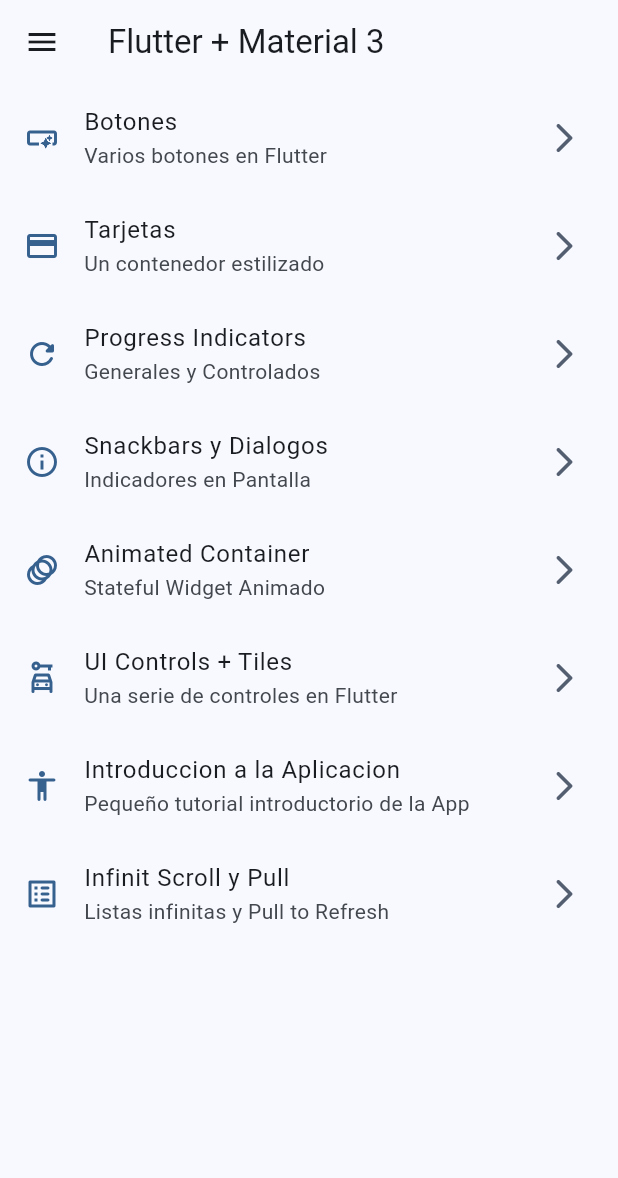
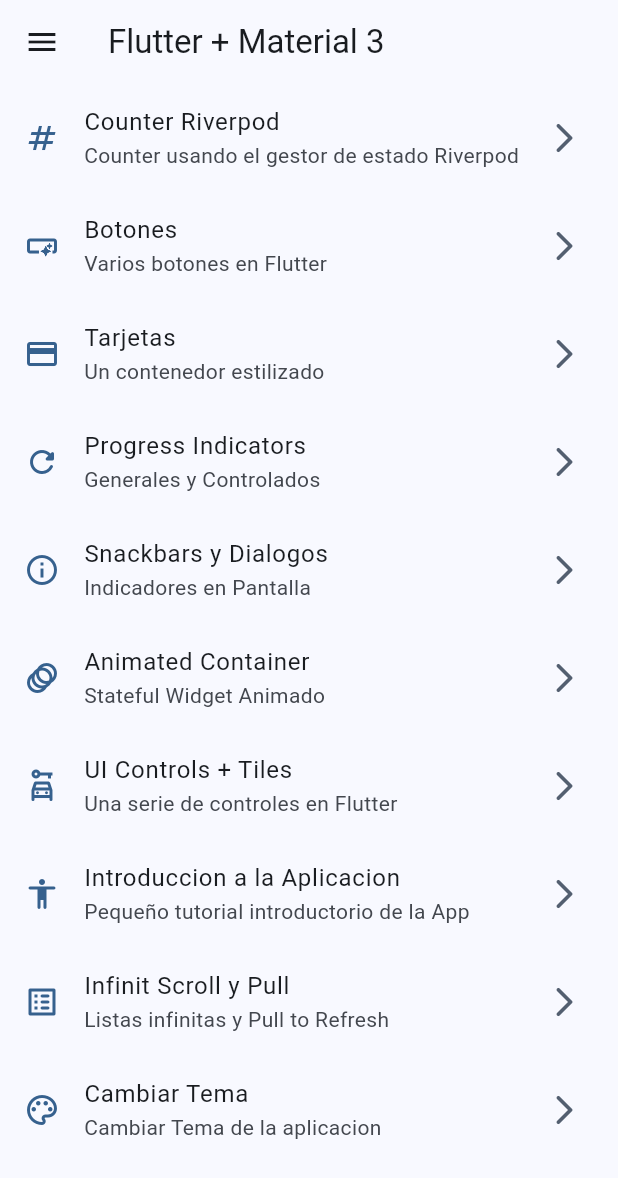
Before and after one commit to rodillo23/Widgets, a Flutter app: the screen it shows after launch, on a phone screen of 412 x 824 dp. Shown: the top 1178 px of the screen. Run offline on Flutter 3.47's test engine with Material 2 defaults, Android fonts, the phone set to English and light mode, and no system bars; our stand-ins replace animate_do, flutter_riverpod, go_router.

Commit message:
App terminada, se agrego la pantalla ThemeChanger

```diff
--- a/lib/config/menu/menu_item.dart
+++ b/lib/config/menu/menu_item.dart
@@ -17,6 +17,13 @@ class MenuItem {
 }
 
 const appMenuItems = <MenuItem>[
+  MenuItem(
+    title: 'Counter Riverpod',
+    subTitle: 'Counter usando el gestor de estado Riverpod',
+    link: '/counter',
+    icon: Icons.numbers_outlined
+  ),
+
   MenuItem(
     title: 'Botones',
     subTitle: 'Varios botones en Flutter',
@@ -70,5 +77,13 @@ const appMenuItems = <MenuItem>[
     title: 'Infinit Scroll y Pull',
     subTitle: 'Listas infinitas y Pull to Refresh',
     link: '/infinite',
-    icon: Icons.list_alt_rounded)
+    icon: Icons.list_alt_rounded
+  ),
+
+  MenuItem(
+    title: 'Cambiar Tema',
+    subTitle: 'Cambiar Tema de la aplicacion',
+    link: '/theme-changer',
+    icon: Icons.color_lens_outlined
+  )
 ];
--- a/lib/config/router/app_router.dart
+++ b/lib/config/router/app_router.dart
@@ -1,4 +1,5 @@
 import 'package:go_router/go_router.dart';
+import 'package:widgets_app/presentation/screens/counter/counter_screen.dart';
 import 'package:widgets_app/presentation/screens/screens.dart';
 
 final appRouter = GoRouter(
@@ -56,6 +57,18 @@ final appRouter = GoRouter(
       name: InfiniteScrollScreen.name,
       path: '/infinite',
       builder: (context, state) => const InfiniteScrollScreen(),
-    )
+    ),
+
+    GoRoute(
+      name: CounterScreen.name,
+      path: '/counter',
+      builder: (context, state) => const CounterScreen(),
+    ),
+
+    GoRoute(
+      name: ThemeChangerScreen.name,
+      path: '/theme-changer',
+      builder: (context, state) => const ThemeChangerScreen(),
+    ),
   ]
 );
--- a/lib/config/theme/app_theme.dart
+++ b/lib/config/theme/app_theme.dart
@@ -15,13 +15,15 @@ final colorList = <Color>[
 class AppTheme {
 
   final int selectedColor;
+  final bool isDarkMode;
 
-  AppTheme({this.selectedColor = 0})
+  AppTheme({this.selectedColor = 0, required this.isDarkMode})
     : assert(selectedColor >= 0, 'Selected color must be greater than 0'),
       assert(selectedColor < colorList.length, 'Selected color must be between 0 to ${colorList.length - 1}');
 
   ThemeData getTheme() => ThemeData(
     useMaterial3: true,
+    brightness: isDarkMode ? Brightness.dark : Brightness.light,
     colorSchemeSeed: colorList[selectedColor],
     appBarTheme: const AppBarTheme(
       centerTitle: false
--- a/lib/main.dart
+++ b/lib/main.dart
@@ -1,22 +1,32 @@
 import 'package:flutter/material.dart';
+import 'package:flutter_riverpod/flutter_riverpod.dart';
 import 'package:widgets_app/config/router/app_router.dart';
 import 'package:widgets_app/config/theme/app_theme.dart';
+import 'package:widgets_app/presentation/providers/theme_provider.dart';
 
 
 void main() {
-  runApp(const MainApp());
+  runApp(
+    const ProviderScope(
+      child: MainApp(),
+    ),
+  );
 }
 
-class MainApp extends StatelessWidget {
+class MainApp extends ConsumerWidget {
   const MainApp({super.key});
 
   @override
-  Widget build(BuildContext context) {
+  Widget build(BuildContext context, ref) {
+
+    final int selectedColor = ref.watch(selectedColorProvider);
+    final bool isDarkMode = ref.watch(isDarkModeProvider);
+
     return MaterialApp.router(
       title: 'Flutter Widgets',
       routerConfig: appRouter,
       debugShowCheckedModeBanner: false,
-      theme: AppTheme(selectedColor: 0).getTheme(),
+      theme: AppTheme(selectedColor: selectedColor, isDarkMode: isDarkMode).getTheme(),
 
     );
   }
--- /dev/null
+++ b/lib/presentation/providers/counter_providers.dart
@@ -0,0 +1,4 @@
+
+import 'package:flutter_riverpod/flutter_riverpod.dart';
+
+final counterProvider = StateProvider((ref) => 0);
--- /dev/null
+++ b/lib/presentation/providers/theme_provider.dart
@@ -0,0 +1,9 @@
+import 'package:flutter_riverpod/flutter_riverpod.dart';
+import 'package:widgets_app/config/theme/app_theme.dart';
+
+
+final colorListProvider = Provider((ref) => colorList);
+
+final isDarkModeProvider = StateProvider((ref) => false);
+
+final selectedColorProvider = StateProvider((ref) => 0);
--- a/lib/presentation/screens/screens.dart
+++ b/lib/presentation/screens/screens.dart
@@ -1,3 +1,5 @@
+
+
 export 'package:widgets_app/presentation/screens/animated/animated_screen.dart';
 export 'package:widgets_app/presentation/screens/app_tutorial/app_tutorial_screen.dart';
 export 'package:widgets_app/presentation/screens/buttons/buttons_screen.dart';
@@ -6,4 +8,5 @@ export 'package:widgets_app/presentation/screens/home/home_screen.dart';
 export 'package:widgets_app/presentation/screens/infinite_scroll/infinite_scroll_screen.dart';
 export 'package:widgets_app/presentation/screens/progress/progress_screen.dart';
 export 'package:widgets_app/presentation/screens/snackbar/snackbar_screen.dart';
+export 'package:widgets_app/presentation/screens/theme_changer/theme_changer_screen.dart';
 export 'package:widgets_app/presentation/screens/ui_controls/ui_controls_screen.dart';
--- a/pubspec.yaml
+++ b/pubspec.yaml
@@ -10,6 +10,7 @@ dependencies:
   animate_do: ^3.0.2
   flutter:
     sdk: flutter
+  flutter_riverpod: ^2.3.7
   go_router: ^10.0.0
 
 dev_dependencies:
```
Also changed, not shown: lib/presentation/screens/counter/counter_screen.dart (added, +63 -0 lines), lib/presentation/screens/theme_changer/theme_changer_screen.dart (added, +63 -0 lines), pubspec.lock.
